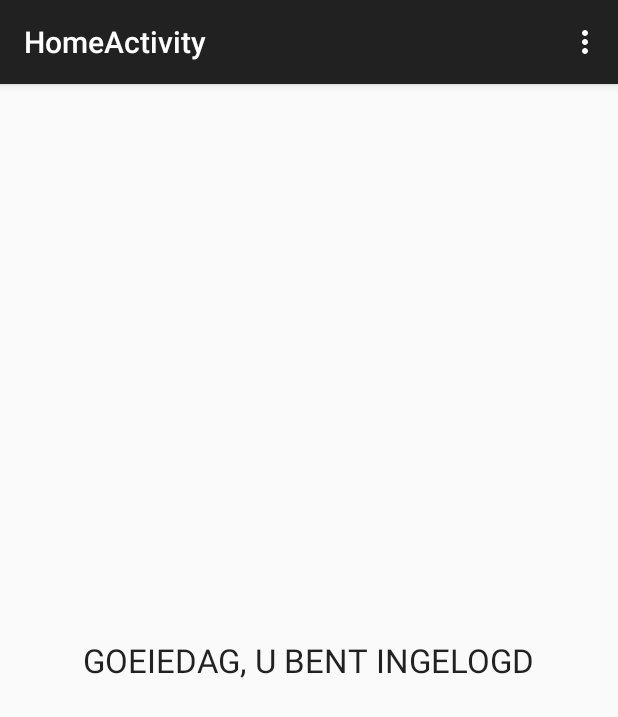
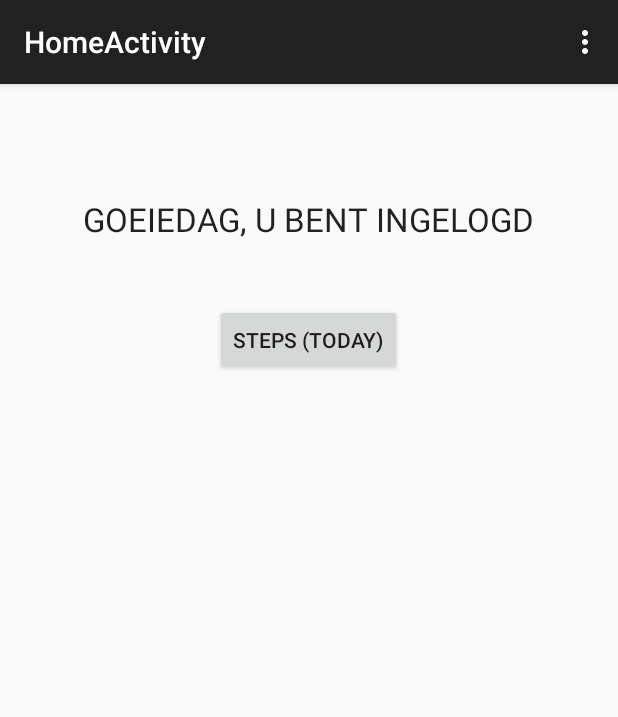
Before and after one commit to GoGoris/Health-tips, an Android app: the HomeActivity screen opened directly, with no data from a screen before it, on a phone screen of 412 x 824 dp. Shown: the top 717 px of the screen. Run offline under Robolectric (Android 15) with nearby library versions, the phone set to English and light mode, and no system bars.

Commit message:
get steps added

```diff
--- a/app/src/main/java/be/kdg/healthtips/activity/HomeActivity.java
+++ b/app/src/main/java/be/kdg/healthtips/activity/HomeActivity.java
@@ -7,16 +7,20 @@ import android.support.v7.app.ActionBarActivity;
 import android.os.Bundle;
 import android.view.Menu;
 import android.view.MenuItem;
+import android.view.View;
+import android.widget.Button;
 import android.widget.Toast;
 
 import be.kdg.healthtips.R;
+import be.kdg.healthtips.data.DataManager;
+import be.kdg.healthtips.task.GetStepsATask;
 
 public class HomeActivity extends ActionBarActivity {
 
     @Override
     protected void onCreate(Bundle savedInstanceState) {
         super.onCreate(savedInstanceState);
-
+        final Context context = this;
         SharedPreferences sharedPreferences = getSharedPreferences("keys", Context.MODE_MULTI_PROCESS);
 
         String accessToken = sharedPreferences.getString("FitbitAccessToken", "");
@@ -32,8 +36,19 @@ public class HomeActivity extends ActionBarActivity {
 
         Toast toast = Toast.makeText(this, text, duration);
         toast.show();
-        //
+
+
+
         setContentView(R.layout.activity_home);
+
+        Button btnSteps = (Button) findViewById(R.id.btnSteps);
+
+        btnSteps.setOnClickListener(new View.OnClickListener() {
+            @Override
+            public void onClick(View v) {
+                new GetStepsATask(context).execute(DataManager.getInstance(context));
+            }
+        });
     }
 
 
--- a/app/src/main/res/layout/activity_home.xml
+++ b/app/src/main/res/layout/activity_home.xml
@@ -13,7 +13,17 @@
         android:textAppearance="?android:attr/textAppearanceLarge"
         android:text="@string/welcome_home"
         android:id="@+id/txtHome"
-        android:layout_centerVertical="true"
-        android:layout_centerHorizontal="true" />
+        android:layout_alignParentTop="true"
+        android:layout_centerHorizontal="true"
+        android:layout_marginTop="59dp" />
+
+    <Button
+        android:layout_width="wrap_content"
+        android:layout_height="wrap_content"
+        android:text="Steps (today)"
+        android:id="@+id/btnSteps"
+        android:layout_below="@+id/txtHome"
+        android:layout_centerHorizontal="true"
+        android:layout_marginTop="42dp" />
 
 </RelativeLayout>
```
Also changed, not shown: app/src/main/java/be/kdg/healthtips/data/DataManager.java (added, +71 -0 lines), app/src/main/java/be/kdg/healthtips/task/GetStepsATask.java (added, +35 -0 lines), 1 other file.
